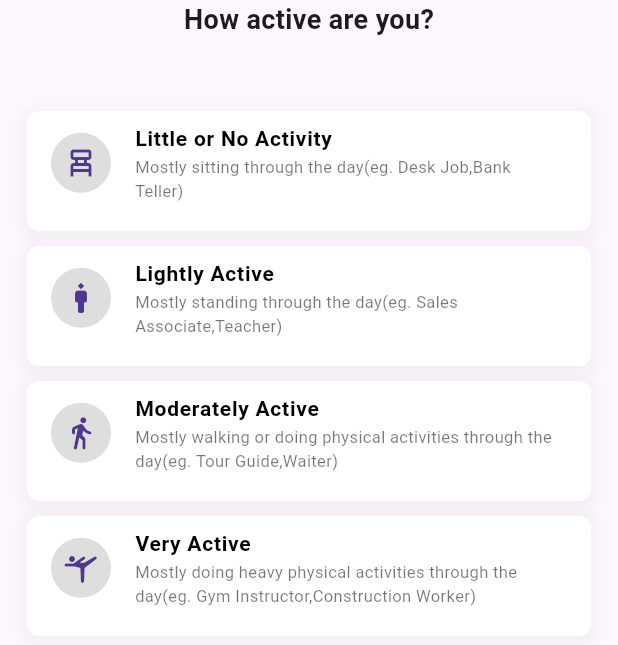
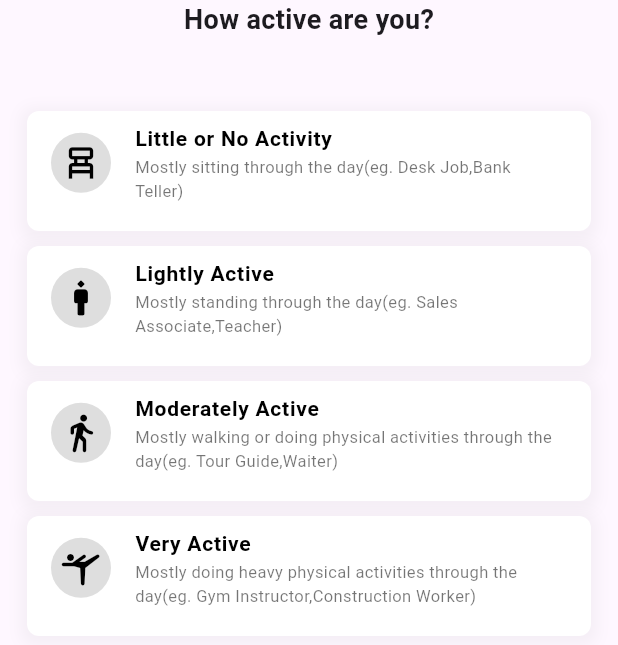
Before and after one commit to avalachaitanya2004/fitpal, a Flutter app: the ActivityPage widget shown alone on an empty page, opened directly, on a phone screen of 412 x 824 dp. Shown: the top 645 px of the screen. Run offline on Flutter 3.47's test engine with Material 3 defaults, Android fonts, the phone set to English and light mode, and no system bars; our stand-ins replace email_validator, firebase_auth, firebase_core, iconsax, lottie and 1 more; missing offline and left inert: dart:ffi, infinite_listview; accounts and stored records are empty.

Commit message:
small changes to activity page

```diff
--- a/lib/pages/introPages/activity_page.dart
+++ b/lib/pages/introPages/activity_page.dart
@@ -85,7 +85,11 @@ class _ActivityPageState extends State<ActivityPage> {
                   },
                   leading: CircleAvatar(
                     backgroundColor: const Color.fromARGB(211, 215, 215, 215),
-                    child: Icon(icon[index]),
+                    child: Icon(
+                      icon[index],
+                      color: Colors.black,
+                      size: 28,
+                    ),
                   ),
                   title: Text(
                     activity[index],
```
Also changed, not shown: lib/pages/getStarted.dart (+6 -7 lines).
